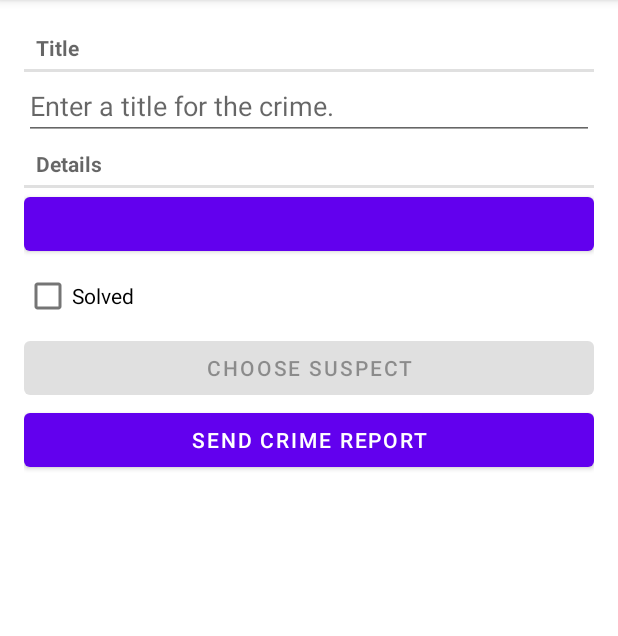
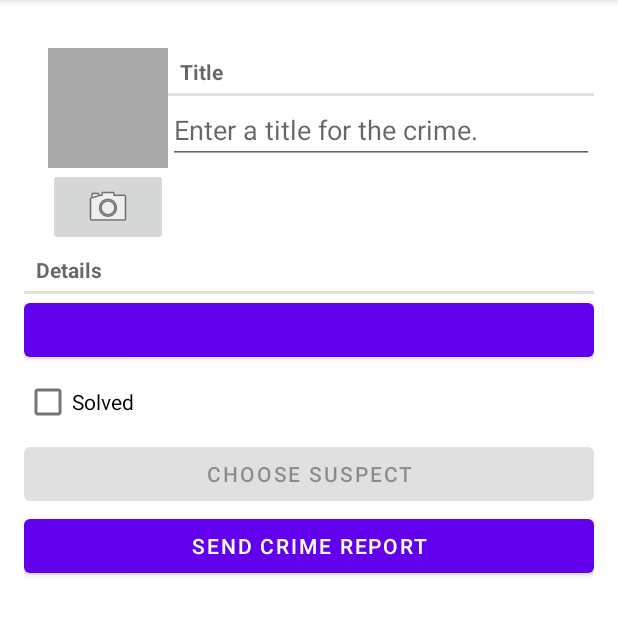
Before and after one commit to is-long/big-nerd-ranch-android, an Android app: the screen it shows after launch (MainActivity), after a tap on "New Crime", on a phone screen of 412 x 824 dp, the part 84-720 px from its top. Run offline under Robolectric (Android 15) with nearby library versions, the phone set to English and light mode, and no system bars; our stand-ins replace Room's generated code; 3 statements that could not run were skipped.

Commit message:
Done chapter 16

```diff
--- a/criminalintent/src/main/java/com/bignerdranch/android/criminalintent/Crime.kt
+++ b/criminalintent/src/main/java/com/bignerdranch/android/criminalintent/Crime.kt
@@ -10,4 +10,7 @@ data class Crime(@PrimaryKey val id: UUID = UUID.randomUUID(),
                  var date: Date = Date(),
                  var isSolved: Boolean = false,
                  var suspect: String = ""
-)
+) {
+    val photoFileName
+        get() ="IMG_$id.jpg"
+}
--- a/criminalintent/src/main/java/com/bignerdranch/android/criminalintent/CrimeDetailViewModel.kt
+++ b/criminalintent/src/main/java/com/bignerdranch/android/criminalintent/CrimeDetailViewModel.kt
@@ -4,6 +4,7 @@ import androidx.lifecycle.LiveData
 import androidx.lifecycle.MutableLiveData
 import androidx.lifecycle.Transformations
 import androidx.lifecycle.ViewModel
+import java.io.File
 import java.util.*
 
 class CrimeDetailViewModel: ViewModel() {
@@ -31,4 +32,8 @@ class CrimeDetailViewModel: ViewModel() {
     fun saveCrime(crime: Crime) {
         crimeRepository.updateCrime(crime)
     }
+
+    fun getPhotoFile(crime: Crime): File {
+        return crimeRepository.getPhotoFile(crime)
+    }
 }
--- a/criminalintent/src/main/java/com/bignerdranch/android/criminalintent/CrimeFragment.kt
+++ b/criminalintent/src/main/java/com/bignerdranch/android/criminalintent/CrimeFragment.kt
@@ -7,18 +7,19 @@ import android.content.pm.ResolveInfo
 import android.net.Uri
 import android.os.Bundle
 import android.provider.ContactsContract
+import android.provider.MediaStore
 import android.text.Editable
 import android.text.TextWatcher
 import android.text.format.DateFormat
 import android.view.LayoutInflater
 import android.view.View
 import android.view.ViewGroup
-import android.widget.Button
-import android.widget.CheckBox
-import android.widget.EditText
+import android.widget.*
+import androidx.core.content.FileProvider
 import androidx.fragment.app.Fragment
 import androidx.lifecycle.Observer
 import androidx.lifecycle.ViewModelProviders
+import java.io.File
 import java.util.*
 
 private const val TAG = "CrimeFragment"
@@ -26,16 +27,22 @@ private const val ARG_CRIME_ID = "crime_id"
 private const val DIALOG_DATE = "DialogDate"
 private const val REQUEST_DATE = 0
 private const val REQUEST_CONTACT = 1
+private const val REQUEST_PHOTO = 2
 private const val DATE_FORMAT = "EEE, MMM, dd"
 
 class CrimeFragment : Fragment(), DatePickerFragment.Callbacks {
 
     private lateinit var crime: Crime
+    private lateinit var photoFile: File
+    private lateinit var photoUri: Uri
     private lateinit var titleField: EditText
     private lateinit var dateButton: Button
     private lateinit var solvedCheckBox: CheckBox
     private lateinit var reportButton: Button
     private lateinit var suspectButton: Button
+    private lateinit var photoButton: ImageButton
+    private lateinit var photoView: ImageView
+
     private val crimeDetailViewModel: CrimeDetailViewModel by lazy {
         ViewModelProviders.of(this).get(CrimeDetailViewModel::class.java)
     }
@@ -59,6 +66,8 @@ class CrimeFragment : Fragment(), DatePickerFragment.Callbacks {
         solvedCheckBox = view.findViewById(R.id.crime_solved) as CheckBox
         reportButton = view.findViewById(R.id.crime_report) as Button
         suspectButton = view.findViewById(R.id.crime_suspect) as Button
+        photoButton = view.findViewById(R.id.crime_camera) as ImageButton
+        photoView = view.findViewById(R.id.crime_photo) as ImageView
 
         return view
     }
@@ -71,6 +80,13 @@ class CrimeFragment : Fragment(), DatePickerFragment.Callbacks {
             Observer { crime ->
                 crime?.let {
                     this.crime = crime
+                    photoFile = crimeDetailViewModel.getPhotoFile(crime)
+
+                    photoUri= FileProvider.getUriForFile(
+                        requireActivity(),
+                        "com.bignerdranch.android.criminalintent.fileprovider",
+                        photoFile
+                    )
                     updateUI()
                 }
             })
@@ -157,11 +173,49 @@ class CrimeFragment : Fragment(), DatePickerFragment.Callbacks {
                 isEnabled = false
             }
         }
+
+        photoButton.apply {
+            val packageManager: PackageManager = requireActivity().packageManager
+
+            val captureImage = Intent(MediaStore.ACTION_IMAGE_CAPTURE)
+            val resolvedActivity: ResolveInfo? =
+                packageManager.resolveActivity(captureImage,
+                PackageManager.MATCH_DEFAULT_ONLY)
+            // disable if no camera
+            if (resolvedActivity == null) {
+                isEnabled = false
+            }
+
+            setOnClickListener {
+                captureImage.putExtra(MediaStore.EXTRA_OUTPUT, photoUri)
+
+                val cameraActivities: List<ResolveInfo> =
+                    packageManager.queryIntentActivities(captureImage,
+                    PackageManager.MATCH_DEFAULT_ONLY)
+
+                for (cameraActivity in cameraActivities) {
+                    // need permission to write to photoUri
+                    requireActivity().grantUriPermission(
+                        cameraActivity.activityInfo.packageName,
+                        photoUri,
+                        Intent.FLAG_GRANT_WRITE_URI_PERMISSION
+                    )
+                }
+
+                startActivityForResult(captureImage, REQUEST_PHOTO)
+            }
+        }
     }
 
     override fun onStop() {
         super.onStop()
         crimeDetailViewModel.saveCrime(crime)
+    }
+
+    override fun onDetach() {
+        super.onDetach()
+        requireActivity().revokeUriPermission(photoUri,
+            Intent.FLAG_GRANT_WRITE_URI_PERMISSION)
     }
 
     override fun onDateSelected(date: Date) {
@@ -178,6 +232,18 @@ class CrimeFragment : Fragment(), DatePickerFragment.Callbacks {
         }
         if (crime.suspect.isNotEmpty()) {
             suspectButton.text = crime.suspect
+        }
+
+        updatePhotoView()
+    }
+
+    private fun updatePhotoView(){
+        if (photoFile.exists()) {
+
+            val bitmap = PictureUtils().getScaledBitmap(photoFile.path, requireActivity())
+            photoView.setImageBitmap(bitmap)
+        } else {
+            photoView.setImageDrawable(null)
         }
     }
 
@@ -208,6 +274,13 @@ class CrimeFragment : Fragment(), DatePickerFragment.Callbacks {
                     crimeDetailViewModel.saveCrime(crime)
                     suspectButton.text = suspect
                 }
+            }
+
+            requestCode == REQUEST_PHOTO -> {
+                requireActivity().revokeUriPermission(
+                    photoUri, Intent.FLAG_GRANT_WRITE_URI_PERMISSION
+                )
+                updatePhotoView()
             }
         }
     }
--- a/criminalintent/src/main/java/com/bignerdranch/android/criminalintent/CrimeRepository.kt
+++ b/criminalintent/src/main/java/com/bignerdranch/android/criminalintent/CrimeRepository.kt
@@ -5,6 +5,7 @@ import androidx.lifecycle.LiveData
 import androidx.room.Room
 import com.bignerdranch.android.criminalintent.database.CrimeDatabase
 import com.bignerdranch.android.criminalintent.database.migration_1_2
+import java.io.File
 import java.lang.IllegalStateException
 import java.util.*
 import java.util.concurrent.Executors
@@ -31,6 +32,8 @@ class CrimeRepository private constructor(context: Context) {
     // ref a thread, executor.execute() takes a code to be executed in that thread
     private val executor = Executors.newSingleThreadExecutor()
 
+    private val filesDir = context.applicationContext.filesDir
+
     fun getCrimes(): LiveData<List<Crime>> = crimeDao.getCrimes()
 
     fun getCrime(id: UUID): LiveData<Crime?> = crimeDao.getCrime(id)
@@ -46,6 +49,8 @@ class CrimeRepository private constructor(context: Context) {
             crimeDao.addCrime(crime)
         }
     }
+
+    fun getPhotoFile(crime: Crime): File = File(filesDir, crime.photoFileName)
 
     // Singleton
     companion object {
--- a/criminalintent/src/main/res/layout/fragment_crime.xml
+++ b/criminalintent/src/main/res/layout/fragment_crime.xml
@@ -1,51 +1,87 @@
 <?xml version="1.0" encoding="utf-8"?>
 <LinearLayout xmlns:android="http://schemas.android.com/apk/res/android"
     xmlns:tools="http://schemas.android.com/tools"
-    android:orientation="vertical"
     android:layout_width="match_parent"
     android:layout_height="match_parent"
-    android:layout_margin="16dp">
+    android:layout_margin="16dp"
+    android:orientation="vertical">
+
+    <LinearLayout
+        android:layout_width="match_parent"
+        android:layout_height="wrap_content"
+        android:layout_marginStart="16dp"
+        android:layout_marginTop="16dp"
+        android:orientation="horizontal">
+
+        <LinearLayout
+            android:layout_width="wrap_content"
+            android:layout_height="wrap_content"
+            android:orientation="vertical">
+
+            <ImageView
+                android:id="@+id/crime_photo"
+                android:layout_width="80dp"
+                android:layout_height="80dp"
+                android:background="@android:color/darker_gray"
+                android:cropToPadding="true"
+                android:scaleType="centerInside" />
+
+            <ImageButton
+                android:id="@+id/crime_camera"
+                android:layout_width="match_parent"
+                android:layout_height="wrap_content"
+                android:src="@android:drawable/ic_menu_camera" />
+        </LinearLayout>
+
+        <LinearLayout
+            android:layout_width="0dp"
+            android:layout_height="wrap_content"
+            android:layout_weight="1"
+            android:orientation="vertical">
 
             <TextView
                 style="?android:listSeparatorTextViewStyle"
                 android:layout_width="match_parent"
                 android:layout_height="wrap_content"
-        android:hint="@string/crime_title_label"
-        />
+                android:hint="@string/crime_title_label" />
+
             <EditText
                 android:id="@+id/crime_title"
                 android:layout_width="match_parent"
                 android:layout_height="wrap_content"
-        android:hint="@string/crime_title_hint"
-        />
+                android:hint="@string/crime_title_hint" />
+
+        </LinearLayout>
+    </LinearLayout>
+
             <TextView
                 style="?android:listSeparatorTextViewStyle"
                 android:layout_width="match_parent"
                 android:layout_height="wrap_content"
-        android:hint="@string/crime_details_label"
-        />
+                android:hint="@string/crime_details_label" />
+
             <Button
                 android:id="@+id/crime_date"
                 android:layout_width="match_parent"
                 android:layout_height="wrap_content"
-        tools:text="Wed Nov 14 11:56 EST 2018"
-        />
+                tools:text="Wed Nov 14 11:56 EST 2018" />
+
             <CheckBox
                 android:id="@+id/crime_solved"
                 android:layout_width="match_parent"
                 android:layout_height="wrap_content"
-        android:text="@string/crime_solved_label"
-        />
+                android:text="@string/crime_solved_label" />
+
             <Button
                 android:id="@+id/crime_suspect"
                 android:layout_width="match_parent"
                 android:layout_height="wrap_content"
-        android:text="@string/crime_suspect_text"
-        />
+                android:text="@string/crime_suspect_text" />
+
             <Button
                 android:id="@+id/crime_report"
                 android:layout_width="match_parent"
                 android:layout_height="wrap_content"
-        android:text="@string/crime_report_text"
-        />
+                android:text="@string/crime_report_text" />
+
 </LinearLayout>
```
Also changed, not shown: criminalintent/src/main/AndroidManifest.xml (+16 -1 lines), criminalintent/src/main/java/com/bignerdranch/android/criminalintent/PictureUtils.kt (added, +47 -0 lines), criminalintent/src/main/res/xml/files.xml (added, +7 -0 lines). Lines whose indentation alone changed are shown as unchanged.
